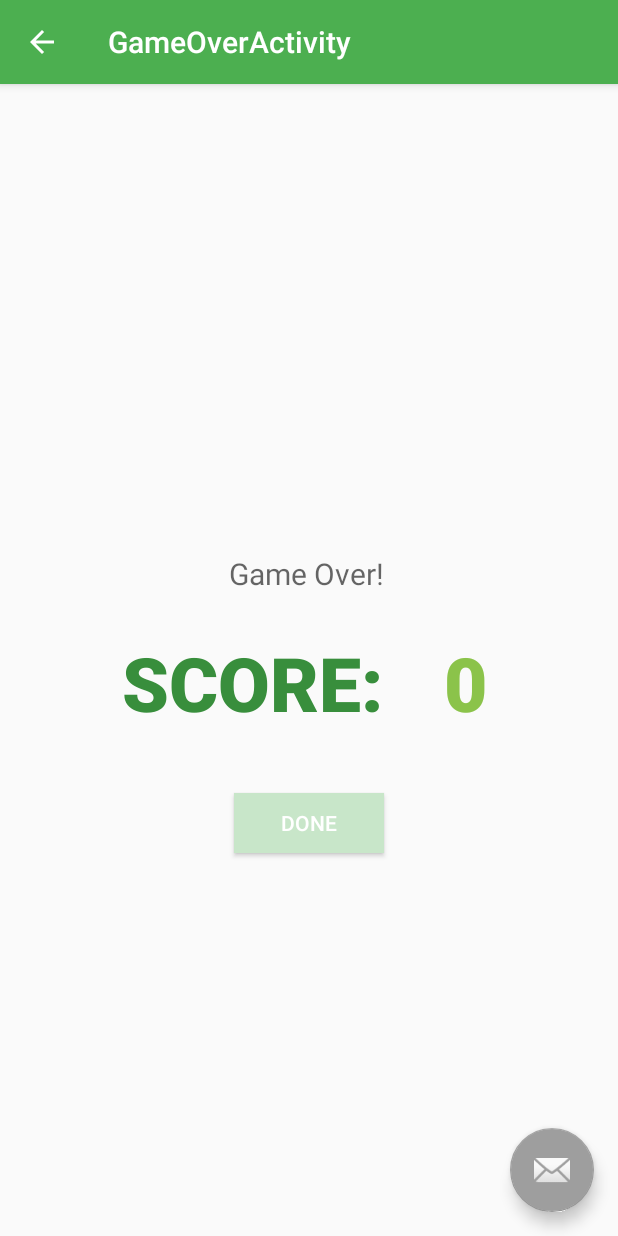
After one commit to gmlunesa/Recyclopedia0.9, an Android app: the GameOverActivity screen opened directly, with no data from a screen before it, on a phone screen of 412 x 824 dp. The commit adds this screen. Run offline under Robolectric (Android 15) with nearby library versions, the phone set to English and light mode, and no system bars.

Commit message:
changed CheckActivity and GameOverActivity

```diff
--- a/app/src/main/AndroidManifest.xml
+++ b/app/src/main/AndroidManifest.xml
@@ -47,6 +47,10 @@
                 android:name="android.support.PARENT_ACTIVITY"
                 android:value="com.example.recyclopedia.MainActivity" />
         </activity>
+        <activity
+            android:name=".GameOverActivity"
+            android:label="@string/title_activity_game_over"
+            android:theme="@style/AppTheme"></activity>
     </application>
 
 </manifest>
--- a/app/src/main/java/com/example/recyclopedia/CheckActivity.java
+++ b/app/src/main/java/com/example/recyclopedia/CheckActivity.java
@@ -1,5 +1,7 @@
 package com.example.recyclopedia;
 
+import android.content.Intent;
+import android.content.res.Resources;
 import android.os.Bundle;
 import android.support.design.widget.FloatingActionButton;
 import android.support.design.widget.Snackbar;
@@ -38,6 +40,55 @@ public class CheckActivity extends AppCompatActivity {
         img_imageview = (ImageView) findViewById(R.id.result_image);
         continue_button = (Button) findViewById(R.id.result_button);
 
+        //get the information from the previous activity
+        Intent in = getIntent();
+        score = (in.getIntExtra("score", 0));       // get the score
+        counter = in.getIntExtra("counter", 0);     // get the counter, which keeps track on how many times the player has played
+
+        // compare the user answer against the correct answer (defined by and retrieved from the Game object from our database)
+        if (in.getIntExtra("user_answer", 0) == in.getIntExtra("real_answer", 0)) {
+            answer_textview.setText("CORRECT"); // set the text
+            ++score;    // increment the score, since the user is correct
+        } else {
+            answer_textview.setText(" OOPS! ");
+        }
+
+        // display the details of the particular product
+        details_textview.setText(in.getStringExtra("details"));
+
+        //print the image, using the file name which is stored in the database
+        Resources res = getResources();
+        String img_name = in.getStringExtra("img");
+        int resID = res.getIdentifier(img_name , "drawable", getPackageName());
+        img_imageview.setImageResource(resID);
+
+        // if counter is 5, that means the game is done.
+        if (counter == 5) {
+            continue_button.setOnClickListener(new View.OnClickListener() {
+
+                @Override
+                public void onClick(View v) {
+                    Intent in = new Intent(getApplicationContext(), GameOverActivity.class); // start the Game Over activity
+
+                    in.putExtra("score", score);       // pass the score, to be displayed by the Game Over activity
+                    in.addFlags(Intent.FLAG_ACTIVITY_CLEAR_TOP);
+                    startActivity(in);
+                }
+            });
+        } else {
+            continue_button.setOnClickListener(new View.OnClickListener() {
+
+                @Override
+                public void onClick(View v) {
+                    Intent in = new Intent(getApplicationContext(), GameActivity.class);    // if the user hasn't played 5 times yet, start another Game Activity class
+                    in.putExtra("counter", counter); // pass the counter
+                    in.putExtra("score", score);    // pass the score
+                    in.addFlags(Intent.FLAG_ACTIVITY_CLEAR_TOP);
+                    startActivity(in);
+                }
+            });
+        }
+
 
     }
 
--- /dev/null
+++ b/app/src/main/java/com/example/recyclopedia/GameOverActivity.java
@@ -0,0 +1,47 @@
+package com.example.recyclopedia;
+
+import android.content.Intent;
+import android.os.Bundle;
+import android.support.design.widget.FloatingActionButton;
+import android.support.design.widget.Snackbar;
+import android.support.v7.app.AppCompatActivity;
+import android.support.v7.widget.Toolbar;
+import android.view.View;
+import android.widget.Button;
+import android.widget.TextView;
+
+public class GameOverActivity extends AppCompatActivity {
+
+    // initiliaze the views for this activity
+    TextView go_textview;
+    TextView score_textview;
+    Button home_btn;
+
+    @Override
+    protected void onCreate(Bundle savedInstanceState) {
+        super.onCreate(savedInstanceState);
+        setContentView(R.layout.activity_game_over);
+        Toolbar toolbar = (Toolbar) findViewById(R.id.toolbar);
+        setSupportActionBar(toolbar);
+        getSupportActionBar().setDisplayHomeAsUpEnabled(true);
+
+        // specify the design for the UI objects
+        go_textview = (TextView) findViewById(R.id.game_over);
+        score_textview = (TextView) findViewById(R.id.total_score);
+        home_btn = (Button) findViewById(R.id.button_done);
+
+        Intent in = getIntent();//initialize an intent
+        score_textview.setText("" + in.getIntExtra("score", 0));    // since the game is already over, post the score
+
+        home_btn.setOnClickListener(new View.OnClickListener() {
+            @Override
+            public void onClick(View v) {
+                Intent in = new Intent(getApplicationContext(), MainActivity.class);    // the button will redirect to the Home Activity
+                in.addFlags(Intent.FLAG_ACTIVITY_CLEAR_TOP);
+                startActivity(in);
+            }
+        });
+
+    }
+
+}
--- /dev/null
+++ b/app/src/main/java/com/example/recyclopedia/GameOverActivityFragment.java
@@ -0,0 +1,22 @@
+package com.example.recyclopedia;
+
+import android.support.v4.app.Fragment;
+import android.os.Bundle;
+import android.view.LayoutInflater;
+import android.view.View;
+import android.view.ViewGroup;
+
+/**
+ * A placeholder fragment containing a simple view.
+ */
+public class GameOverActivityFragment extends Fragment {
+
+    public GameOverActivityFragment() {
+    }
+
+    @Override
+    public View onCreateView(LayoutInflater inflater, ViewGroup container,
+                             Bundle savedInstanceState) {
+        return inflater.inflate(R.layout.fragment_game_over, container, false);
+    }
+}
--- /dev/null
+++ b/app/src/main/res/layout/activity_game_over.xml
@@ -0,0 +1,34 @@
+<?xml version="1.0" encoding="utf-8"?>
+<android.support.design.widget.CoordinatorLayout xmlns:android="http://schemas.android.com/apk/res/android"
+    xmlns:app="http://schemas.android.com/apk/res-auto"
+    xmlns:tools="http://schemas.android.com/tools"
+    android:layout_width="match_parent"
+    android:layout_height="match_parent"
+    android:fitsSystemWindows="true"
+    tools:context="com.example.recyclopedia.GameOverActivity">
+
+    <android.support.design.widget.AppBarLayout
+        android:layout_width="match_parent"
+        android:layout_height="wrap_content"
+        android:theme="@style/AppTheme.AppBarOverlay">
+
+        <android.support.v7.widget.Toolbar
+            android:id="@+id/toolbar"
+            android:layout_width="match_parent"
+            android:layout_height="?attr/actionBarSize"
+            android:background="?attr/colorPrimary"
+            app:popupTheme="@style/AppTheme.PopupOverlay" />
+
+    </android.support.design.widget.AppBarLayout>
+
+    <include layout="@layout/content_game_over" />
+
+    <android.support.design.widget.FloatingActionButton
+        android:id="@+id/fab"
+        android:layout_width="wrap_content"
+        android:layout_height="wrap_content"
+        android:layout_gravity="bottom|end"
+        android:layout_margin="@dimen/fab_margin"
+        android:src="@android:drawable/ic_dialog_email" />
+
+</android.support.design.widget.CoordinatorLayout>
--- /dev/null
+++ b/app/src/main/res/layout/content_game_over.xml
@@ -0,0 +1,9 @@
+<fragment xmlns:android="http://schemas.android.com/apk/res/android"
+    xmlns:app="http://schemas.android.com/apk/res-auto"
+    xmlns:tools="http://schemas.android.com/tools"
+    android:id="@+id/fragment"
+    android:name="com.example.recyclopedia.GameOverActivityFragment"
+    android:layout_width="match_parent"
+    android:layout_height="match_parent"
+    app:layout_behavior="@string/appbar_scrolling_view_behavior"
+    tools:layout="@layout/fragment_game_over" />
--- /dev/null
+++ b/app/src/main/res/layout/fragment_game_over.xml
@@ -0,0 +1,99 @@
+<!--<RelativeLayout xmlns:android="http://schemas.android.com/apk/res/android"
+    xmlns:tools="http://schemas.android.com/tools"
+    android:layout_width="match_parent"
+    android:layout_height="match_parent"
+    android:paddingBottom="@dimen/activity_vertical_margin"
+    android:paddingLeft="@dimen/activity_horizontal_margin"
+    android:paddingRight="@dimen/activity_horizontal_margin"
+    android:paddingTop="@dimen/activity_vertical_margin"
+    tools:context="com.example.recyclopedia.GameActivityFragment"
+    tools:showIn="@layout/activity_game">
+
+
+</RelativeLayout>-->
+
+<ScrollView xmlns:android="http://schemas.android.com/apk/res/android"
+    xmlns:tools="http://schemas.android.com/tools"
+    android:layout_width="match_parent"
+    android:layout_height="match_parent"
+    android:fillViewport="true"
+    tools:ignore="RtlHardcoded"
+    tools:context="com.example.recyclopedia.GameOverActivityFragment">
+
+    <LinearLayout
+        android:layout_width="match_parent"
+        android:layout_height="wrap_content"
+        android:gravity="center"
+        android:orientation="vertical"
+        android:weightSum="1">
+
+        <RelativeLayout
+            android:layout_width="match_parent"
+            android:layout_height="match_parent"
+            android:layout_gravity="center_horizontal"
+            android:layout_weight="0.44">
+
+            <TextView
+                android:id="@+id/game_over"
+                style="@style/TextAppearance.AppCompat.Title"
+                android:layout_width="wrap_content"
+                android:layout_height="wrap_content"
+                android:text="SCORE:"
+                android:gravity="center_vertical"
+                android:textSize="50dp"
+                android:textColor="@color/colorPrimaryDark"
+                android:textStyle="bold"
+                android:layout_above="@+id/button_done"
+                android:layout_alignRight="@+id/button_done"
+                android:layout_alignEnd="@+id/button_done"
+                android:layout_marginBottom="40dp" />
+
+            <TextView
+                android:id="@+id/total_score"
+                style="@style/TextAppearance.AppCompat.Title"
+                android:layout_width="wrap_content"
+                android:layout_height="wrap_content"
+                android:text="5"
+                android:gravity="center_vertical"
+                android:textColor="@color/lightGreen"
+                android:textSize="50dp"
+                android:textStyle="bold"
+                android:layout_gravity="center_horizontal"
+                android:layout_marginLeft="40dp"
+                android:layout_marginStart="40dp"
+                android:layout_alignTop="@+id/game_over"
+                android:layout_toRightOf="@+id/game_over"
+                android:layout_toEndOf="@+id/game_over" />
+
+            <Button
+                android:layout_width="100dp"
+                android:layout_height="40dp"
+                android:text="@string/done"
+                android:id="@+id/button_done"
+                android:layout_gravity="center_horizontal"
+                android:background="@color/buttonColor"
+                android:textColor="@color/white"
+                android:layout_alignParentBottom="true"
+                android:layout_centerHorizontal="true"
+                android:layout_marginBottom="255dp" />
+
+            <TextView
+                android:layout_width="wrap_content"
+                android:layout_height="wrap_content"
+                android:textAppearance="?android:attr/textAppearanceMedium"
+                android:text="Game Over!"
+                android:id="@+id/textView"
+                android:textSize = "20dp"
+                android:layout_marginBottom="25dp"
+                android:layout_above="@+id/game_over"
+                android:layout_alignRight="@+id/game_over"
+                android:layout_alignEnd="@+id/game_over"
+                android:focusableInTouchMode="false"
+                android:elegantTextHeight="false"
+                android:editable="false" />
+        </RelativeLayout>
+
+
+    </LinearLayout>
+
+</ScrollView>
--- /dev/null
+++ b/app/src/main/res/menu/menu_game_over.xml
@@ -0,0 +1,10 @@
+<menu xmlns:android="http://schemas.android.com/apk/res/android"
+    xmlns:app="http://schemas.android.com/apk/res-auto"
+    xmlns:tools="http://schemas.android.com/tools"
+    tools:context="com.example.recyclopedia.GameOverActivity">
+    <item
+        android:id="@+id/action_settings"
+        android:orderInCategory="100"
+        android:title="@string/action_settings"
+        app:showAsAction="never" />
+</menu>
--- a/app/src/main/res/values/colors.xml
+++ b/app/src/main/res/values/colors.xml
@@ -6,4 +6,5 @@
     <color name="white">#ffffff</color>
     <color name="buttonColor">#C8E6C9</color>
     <color name="buttonGrey">#757575</color>
+    <color name="lightGreen">#8BC34A</color>
 </resources>
--- a/app/src/main/res/values/strings.xml
+++ b/app/src/main/res/values/strings.xml
@@ -22,4 +22,7 @@
     <string name="rec">Recyclable</string>
 
     <string name="cont">Continue</string>
+    <string name="title_activity_game_over">GameOverActivity</string>
+
+    <string name="done">Done</string>
 </resources>
```
